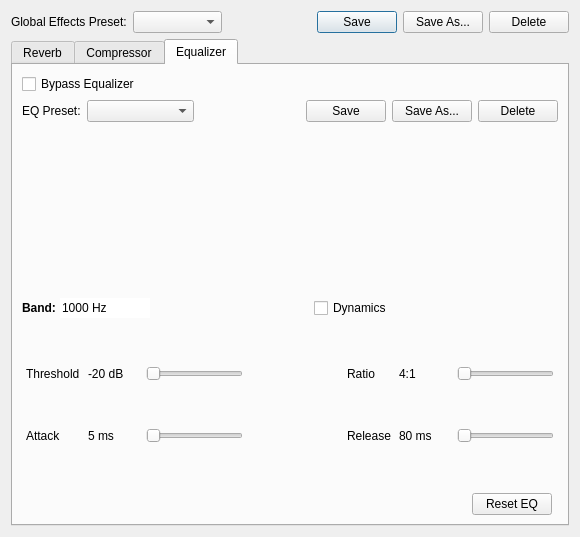
This is src/effectsdlgbase.ui in ignotus666/jamulus as Qt 5 draws it before an edit. The edited form follows.
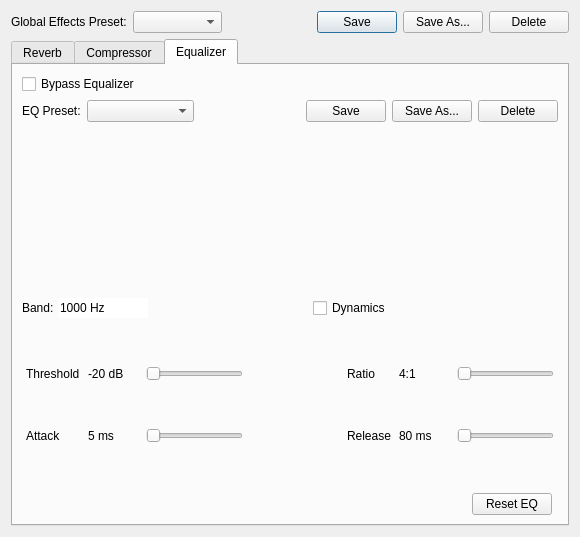
This is the edited form. Custom widgets are drawn as their Qt base class.

Commit message: Improve EQ gui, remove unused variable

Patch:
```diff
--- a/src/effectsdlgbase.ui
+++ b/src/effectsdlgbase.ui
@@ -783,8 +783,8 @@
           <widget class="QLabel" name="pLblEQDynFreqPrefix">
            <property name="font">
             <font>
-             <weight>75</weight>
-             <bold>true</bold>
+             <weight>50</weight>
+             <bold>false</bold>
             </font>
            </property>
            <property name="text">
```
Left out of the diff: 20 changed lines with no effect on the pictures. The commit also changes 3 other files.
